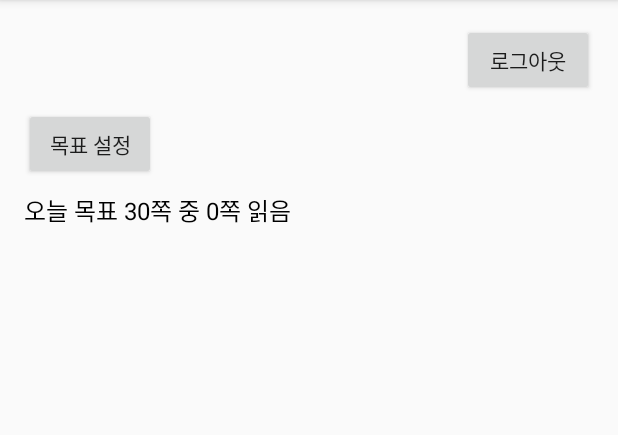
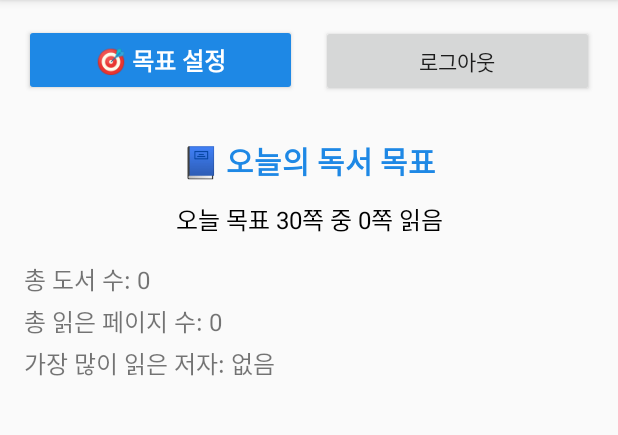
Before and after one commit to yoyowasi/ReadingBooks, an Android app built with Jetpack Compose: the MyLibraryActivity screen opened directly, with no data from a screen before it, on a phone screen of 412 x 824 dp, the part 84-519 px from its top. Run offline under Robolectric (Android 15) with nearby library versions, the phone set to English and light mode, and no system bars; our stand-ins replace Firebase (no records; nobody signed in at launch, a user with empty details on screens opened directly); pictures from the network do not load.

Commit message:
추가 기능 => 간단한 대시보드

```diff
--- a/app/src/main/java/com/example/readingbooks/MyLibraryActivity.kt
+++ b/app/src/main/java/com/example/readingbooks/MyLibraryActivity.kt
@@ -26,6 +26,11 @@ class MyLibraryActivity : AppCompatActivity() {
     private lateinit var btnGoalSetting: Button
     private lateinit var textReadingProgress: TextView
 
+    private lateinit var textTotalBooks: TextView
+    private lateinit var textTotalPages: TextView
+    private lateinit var textTopAuthor: TextView
+
+
     private lateinit var adapter: UserBookAdapter
     private val userBookList = mutableListOf<UserBook>()
 
@@ -38,6 +43,10 @@ class MyLibraryActivity : AppCompatActivity() {
         btnSameAuthor = findViewById(R.id.btnSameAuthor)
         btnGoalSetting = findViewById(R.id.btnGoalSetting)
         textReadingProgress = findViewById(R.id.textReadingProgress)
+        textTotalBooks = findViewById(R.id.textTotalBooks)
+        textTotalPages = findViewById(R.id.textTotalPages)
+        textTopAuthor = findViewById(R.id.textTopAuthor)
+
 
         // 날짜 확인하여 하루마다 초기화
         val prefs = getSharedPreferences("reading_goal", MODE_PRIVATE)
@@ -190,6 +199,7 @@ class MyLibraryActivity : AppCompatActivity() {
         textReadingProgress.text = "오늘 목표 ${dailyGoal}쪽 중 ${totalRead}쪽 읽음"
     }
 
+
     private fun fetchBooks() {
         val uid = FirebaseAuth.getInstance().currentUser?.uid ?: return
 
@@ -203,6 +213,7 @@ class MyLibraryActivity : AppCompatActivity() {
                         userBookList.clear()
                         userBookList.addAll(distinctBooks)
                         adapter.notifyDataSetChanged()
+                        calculateReadingStats(distinctBooks)
                     } else {
                         Log.e("❌SUPABASE", "불러오기 실패: ${response.code()} ${response.errorBody()?.string()}")
                     }
@@ -213,4 +224,24 @@ class MyLibraryActivity : AppCompatActivity() {
                 }
             })
     }
+
+    private fun calculateReadingStats(userBooks: List<UserBook>) {
+        val totalBooks = userBooks.size
+        val totalPages = userBooks.map { it.read_page ?: 0 }.sum()
+
+
+        val topAuthor = userBooks
+            .mapNotNull { it.book?.author }
+            .groupingBy { it }
+            .eachCount()
+            .maxByOrNull { it.value }
+
+        val mostReadAuthor = topAuthor?.key ?: "없음"
+        val mostReadCount = topAuthor?.value ?: 0
+
+        textTotalBooks.text = "총 도서 수: $totalBooks"
+        textTotalPages.text = "총 읽은 페이지 수: $totalPages"
+        textTopAuthor.text = "가장 많이 읽은 저자: $mostReadAuthor ({$mostReadCount}권)"
+    }
+
 }
--- a/app/src/main/res/layout/activity_my_library.xml
+++ b/app/src/main/res/layout/activity_my_library.xml
@@ -7,47 +7,102 @@
     android:layout_height="match_parent"
     android:orientation="vertical"
     android:padding="16dp"
-    android:fitsSystemWindows="true"
-    >
+    android:fitsSystemWindows="true">
 
-    <Button
-        android:id="@+id/btnLogout"
-        android:layout_width="wrap_content"
+    <LinearLayout
+        android:layout_width="match_parent"
+        android:layout_height="64dp"
+        android:layout_marginBottom="12dp"
+        android:orientation="horizontal">
+
+        <Button
+            android:id="@+id/btnGoalSetting"
+            android:layout_width="0dp"
+            android:layout_height="48dp"
+            android:layout_weight="1"
+            android:backgroundTint="#1E88E5"
+            android:text="🎯 목표 설정"
+            android:textColor="#FFFFFF"
+            android:textSize="16sp"
+
+            android:textStyle="bold" />
+
+        <View
+            android:layout_width="16dp"
+            android:layout_height="48dp" />
+
+        <Button
+            android:id="@+id/btnLogout"
+            android:layout_width="0dp"
+            android:layout_height="48dp"
+            android:layout_weight="1"
+            android:text="로그아웃" />
+    </LinearLayout>
+
+    <!-- 상단 텍스트 -->
+    <TextView
+        android:id="@+id/textGoalTitle"
+        android:layout_width="match_parent"
         android:layout_height="wrap_content"
-        android:text="로그아웃"
-        android:layout_gravity="end"
-        android:layout_marginBottom="8dp" />
+        android:text="📘 오늘의 독서 목표"
+        android:textSize="20sp"
+        android:textStyle="bold"
+        android:textColor="#1E88E5"
+        android:gravity="center"
+        android:layout_marginBottom="12dp" />
 
-    <Button
-        android:id="@+id/btnGoalSetting"
-        android:layout_width="wrap_content"
+    <!-- 목표 진행 텍스트 -->
+    <TextView
+        android:id="@+id/textReadingProgress"
+        android:layout_width="match_parent"
         android:layout_height="wrap_content"
-        android:text="목표 설정"
-        android:layout_gravity="start"
-        android:layout_marginBottom="8dp" />
+        android:text="오늘 목표 30쪽 중 0쪽 읽음"
+        android:textSize="16sp"
+        android:textColor="#000000"
+        android:gravity="center"
+        android:layout_marginBottom="16dp" />
+
+    <!-- 대시보드 통계 -->
+    <TextView
+        android:id="@+id/textTotalBooks"
+        android:layout_width="match_parent"
+        android:layout_height="wrap_content"
+        android:text="총 도서 수: 0"
+        android:textSize="16sp"
+        android:layout_marginBottom="4dp" />
 
     <TextView
-        android:id="@+id/textReadingProgress"
-        android:layout_width="219dp"
+        android:id="@+id/textTotalPages"
+        android:layout_width="match_parent"
         android:layout_height="wrap_content"
-        android:layout_marginBottom="8dp"
-        android:text="오늘 목표 30쪽 중 0쪽 읽음"
-        android:textColor="#000000"
-        android:textSize="16sp" />
+        android:text="총 읽은 페이지 수: 0"
+        android:textSize="16sp"
+        android:layout_marginBottom="4dp" />
 
+    <TextView
+        android:id="@+id/textTopAuthor"
+        android:layout_width="match_parent"
+        android:layout_height="wrap_content"
+        android:text="가장 많이 읽은 저자: 없음"
+        android:textSize="16sp"
+        android:layout_marginBottom="12dp" />
+
+
+
+    <!-- 책 리스트 -->
     <androidx.recyclerview.widget.RecyclerView
         android:id="@+id/recyclerMyBooks"
         android:layout_width="match_parent"
         android:layout_height="0dp"
-        android:layout_weight="1"/>
+        android:layout_weight="1" />
+
     <Button
         android:id="@+id/btnSameAuthor"
         android:layout_width="wrap_content"
         android:layout_height="wrap_content"
         android:text="동일 저자 책 찾기"
         android:layout_gravity="end"
-        android:layout_marginBottom="8dp"
+        android:layout_marginTop="8dp"
         android:visibility="gone" />
 
-
 </LinearLayout>
```
